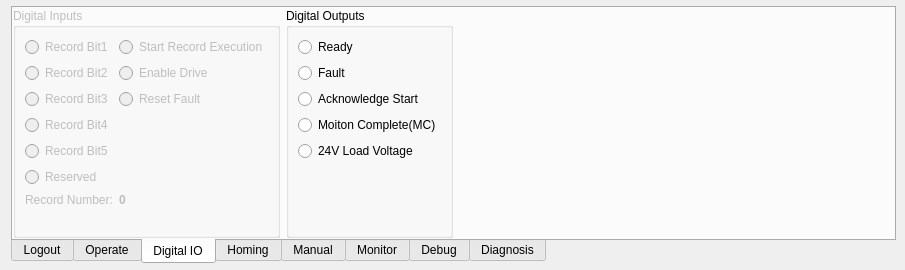
First picture: the form in source/wnd/h2ops.ui, repository ww4u/mct-h2, before the edit.
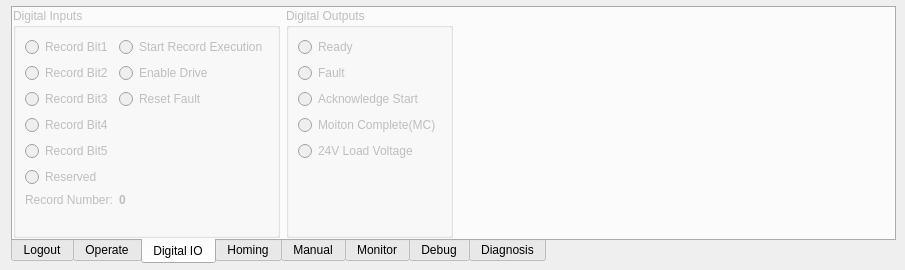
Second picture: the form after the edit. The open tabs and pages were chosen to show the change. Icons and pictures are not drawn. Custom widgets are drawn as their Qt base class.

What changed in the file:
```diff
--- a/source/wnd/h2ops.ui
+++ b/source/wnd/h2ops.ui
@@ -898,6 +898,9 @@
            </item>
            <item>
             <widget class="QGroupBox" name="groupBox_2">
+             <property name="enabled">
+              <bool>false</bool>
+             </property>
              <property name="title">
               <string>Digital Outputs</string>
              </property>
```
Left out of the diff: 2 changed lines with no effect on the pictures.
